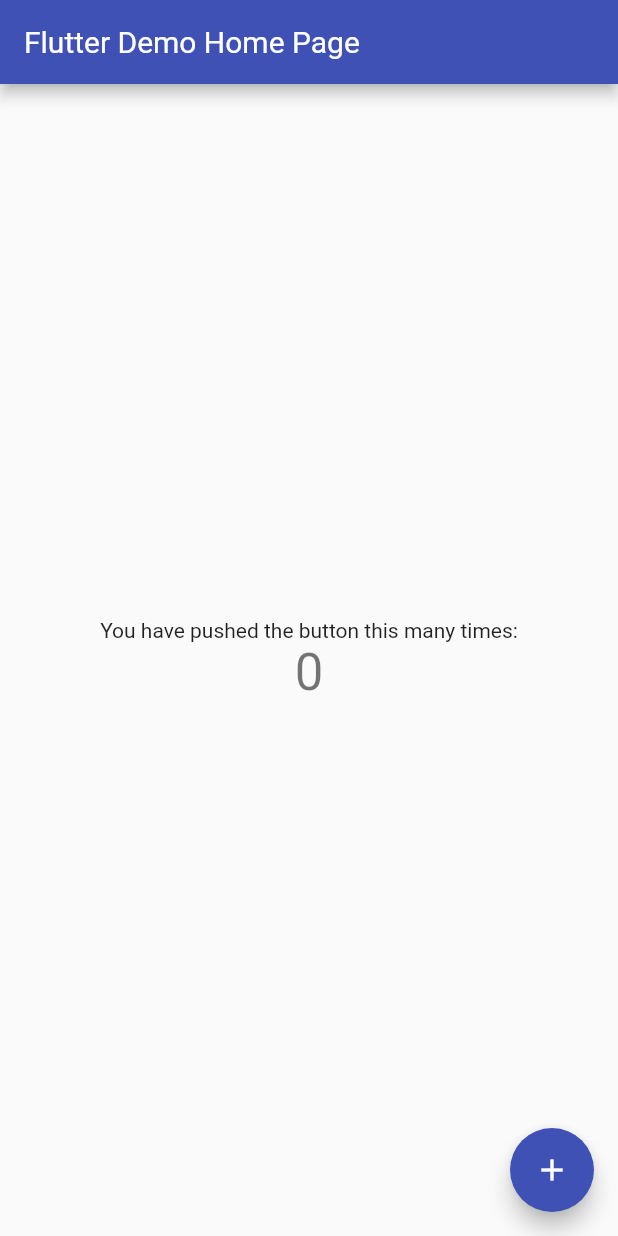
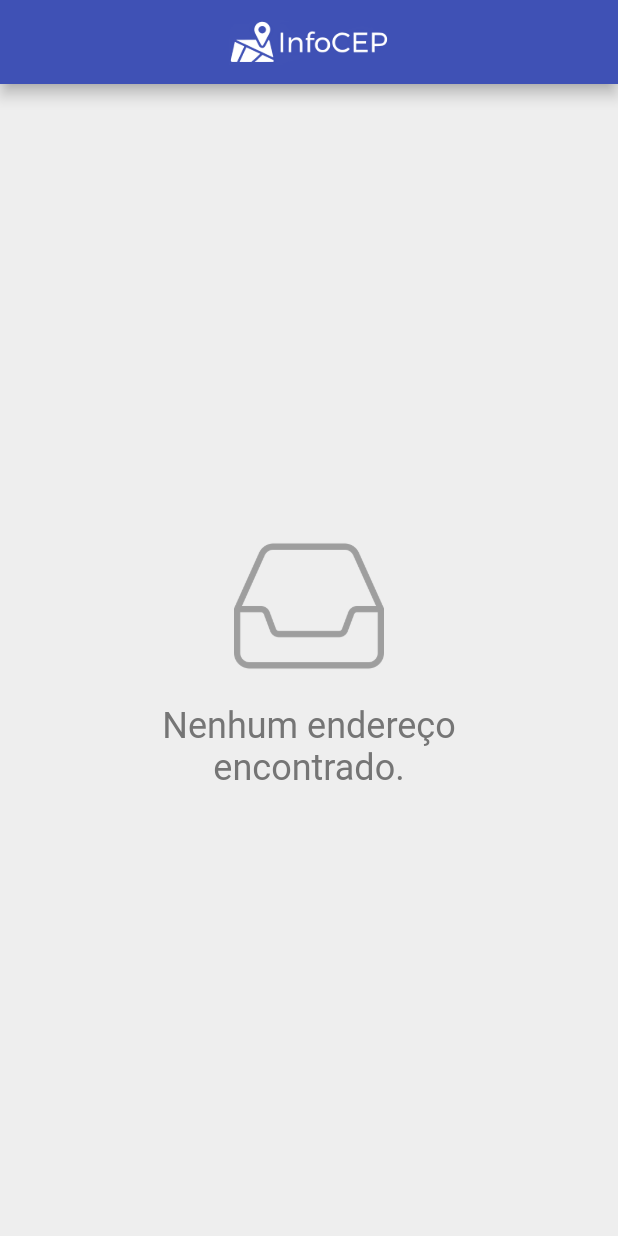
Before and after one commit to DCubix/infocep, a Flutter app: the screen it shows after launch, on a phone screen of 412 x 824 dp. Run offline on Flutter 3.47's test engine with Material 2 defaults, Android fonts, the phone set to English and light mode, and no system bars; our stand-ins replace flutter_spinkit, get, sembast.

Commit message:
:construction: WIP pag. inicial

```diff
--- a/lib/main.dart
+++ b/lib/main.dart
@@ -1,4 +1,7 @@
 import 'package:flutter/material.dart';
+import 'package:get/get.dart';
+import 'package:infocep/pages/home.dart';
+import 'package:infocep/storage/dao.dart';
 import 'package:infocep/theme.dart';
 
 void main() {
@@ -10,57 +13,16 @@
 
   @override
   Widget build(BuildContext context) {
-    return MaterialApp(
+    return GetMaterialApp(
       title: 'Flutter Demo',
       theme: appTheme,
-      home: const MyHomePage(title: 'Flutter Demo Home Page'),
+      builder: (context, child) {
+        // Instancia dos Stores de dados internos.
+        Get.put(DAO('enderecos'), tag: 'enderecos');
+
+        return child!;
+      },
+      home: const HomePage(),
     );
   }
 }
-
-class MyHomePage extends StatefulWidget {
-  const MyHomePage({super.key, required this.title});
-
-  final String title;
-
-  @override
-  State<MyHomePage> createState() => _MyHomePageState();
-}
-
-class _MyHomePageState extends State<MyHomePage> {
-  int _counter = 0;
-
-  void _incrementCounter() {
-    setState(() {
-      _counter++;
-    });
-  }
-
-  @override
-  Widget build(BuildContext context) {
-    return Scaffold(
-      appBar: AppBar(
-        title: Text(widget.title),
-      ),
-      body: Center(
-        child: Column(
-          mainAxisAlignment: MainAxisAlignment.center,
-          children: <Widget>[
-            const Text(
-              'You have pushed the button this many times:',
-            ),
-            Text(
-              '$_counter',
-              style: Theme.of(context).textTheme.headline4,
-            ),
-          ],
-        ),
-      ),
-      floatingActionButton: FloatingActionButton(
-        onPressed: _incrementCounter,
-        tooltip: 'Increment',
-        child: const Icon(Icons.add),
-      ),
-    );
-  }
-}
--- /dev/null
+++ b/lib/models/endereco.dart
@@ -0,0 +1,68 @@
+import 'package:infocep/utils.dart';
+
+class Endereco {
+
+  String cep, estado, cidade, bairro, rua;
+  double latitude, longitude;
+  DateTime dataRegistro;
+  final bool possuiCoordenadas;
+
+  Endereco({
+    required this.cep,
+    required this.estado,
+    required this.cidade,
+    required this.bairro,
+    required this.rua,
+    required this.latitude,
+    required this.longitude,
+    required this.dataRegistro,
+    this.possuiCoordenadas = true
+  });
+
+  factory Endereco.fromAPI(JSON ob) {
+    final possuiCoordenadas = ((ob['location'] as JSON)['coordinates'] as JSON).containsKey('latitude');
+    final obj = Endereco(
+      cep: ob['cep'],
+      estado: ob['state'],
+      cidade: ob['city'],
+      bairro: ob['neighborhood'],
+      rua: ob['street'],
+      latitude: 0,
+      longitude: 0,
+      possuiCoordenadas: possuiCoordenadas,
+      dataRegistro: DateTime.now(),
+    );
+
+    if (possuiCoordenadas) {
+      obj.latitude = ob['location']['coordinates']['latitude'];
+      obj.longitude = ob['location']['coordinates']['longitude'];
+    }
+
+    return obj;
+  }
+
+  factory Endereco.fromInternal(JSON ob) => Endereco(
+    cep: ob['cep'],
+    estado: ob['estado'],
+    cidade: ob['cidade'],
+    bairro: ob['bairro'],
+    rua: ob['rua'],
+    latitude: ob['latitude'],
+    longitude: ob['longitude'],
+    possuiCoordenadas: ob['possuiCoordenadas'],
+    dataRegistro: ob['dataRegistro'],
+  );
+
+  toInternal() => {
+    'cep': cep,
+    'estado': estado,
+    'cidade': cidade,
+    'bairro': bairro,
+    'rua': rua,
+    'latitude': latitude,
+    'longitude': longitude,
+    'possuiCoordenadas': possuiCoordenadas,
+    'dataRegistro': dataRegistro
+  };
+
+}
--- /dev/null
+++ b/lib/pages/home.dart
@@ -0,0 +1,79 @@
+import 'package:flutter/material.dart';
+import 'package:get/get.dart';
+import 'package:infocep/models/endereco.dart';
+import 'package:infocep/storage/dao.dart';
+import 'package:infocep/widgets/app_title.dart';
+import 'package:infocep/widgets/empty.dart';
+import 'package:infocep/widgets/loading.dart';
+import 'package:sembast/sembast.dart';
+
+const perPageCount = 20;
+
+class HomePage extends StatefulWidget {
+  const HomePage({super.key});
+
+  @override
+  State<HomePage> createState() => _HomePageState();
+}
+
+class _HomePageState extends State<HomePage> {
+
+  final TextEditingController _buscaCtrl = TextEditingController();
+
+  int _start = 0;
+
+  Future<List<Endereco>> _listarSalvos(String busca, int start) async {
+    final dao = Get.find<DAO>(tag: 'enderecos');
+
+    final regexp = RegExp(busca, caseSensitive: false);
+    final filter = busca.trim().isNotEmpty ?
+      Filter.or([
+        Filter.matchesRegExp('cep', regexp),
+        Filter.matchesRegExp('estado', regexp),
+        Filter.matchesRegExp('cidade', regexp),
+        Filter.matchesRegExp('bairro', regexp),
+        Filter.matchesRegExp('rua', regexp),
+      ])
+      : null;
+
+    final list = await dao.query(
+      finder: Finder(filter: filter, offset: start, limit: 20, sortOrders: [ SortOrder('dataRegistro', false) ])
+    );
+
+    if (list.isEmpty) {
+      return [];
+    }
+
+    return list.map((e) => Endereco.fromInternal(e)).toList();
+  }
+
+  @override
+  Widget build(BuildContext context) {
+    return Scaffold(
+      appBar: AppBar(
+        title: const AppTitle(),
+      ),
+      backgroundColor: Colors.grey[200],
+      body: FutureBuilder<List<Endereco>>(
+        future: _listarSalvos(_buscaCtrl.text, _start),
+        builder: (_, snap) {
+          if (snap.connectionState != ConnectionState.done) {
+            return const Loading();
+          }
+
+          final data = snap.data ?? [];
+          if (data.isEmpty) {
+            return const Empty(
+              state: EmptyState.empty,
+              message: 'Nenhum endereço encontrado.',
+            );
+          }
+
+          return ListView(
+            padding: const EdgeInsets.all(12.0),
+          );
+        },
+      ),
+    );
+  }
+}
--- /dev/null
+++ b/lib/storage/storage.dart
@@ -0,0 +1,32 @@
+import 'dart:async';
+
+import 'package:path/path.dart' as path;
+
+import 'package:path_provider/path_provider.dart';
+import 'package:sembast/sembast.dart';
+import 'package:sembast/sembast_io.dart';
+
+class Storage {
+
+  static final Storage _instance = Storage._();
+  Storage._();
+  static Storage get instance => _instance;
+
+  Completer<Database>? _db;
+
+  Future<Database> get db async {
+    if (_db == null) {
+      _db = Completer<Database>();
+      _openDatabase();
+    }
+    return _db!.future;
+  }
+
+  _openDatabase() async {
+    final appDocumentDir = await getApplicationDocumentsDirectory();
+    final dbPath = path.join(appDocumentDir.path, 'data.db');
+    final database = await databaseFactoryIo.openDatabase(dbPath, version: 10, onVersionChanged: (db, oldVersion, newVersion) {});
+    _db!.complete(database);
+  }
+
+}
--- /dev/null
+++ b/lib/utils.dart
@@ -0,0 +1 @@
+typedef JSON = Map<String, dynamic>;
--- /dev/null
+++ b/lib/widgets/app_title.dart
@@ -0,0 +1,25 @@
+import 'package:flutter/material.dart';
+
+class AppTitle extends StatelessWidget {
+  const AppTitle({ this.title, super.key});
+
+  final String? title;
+
+  @override
+  Widget build(BuildContext context) {
+    return Row(
+      mainAxisAlignment: MainAxisAlignment.center,
+      children: [
+        Image.asset('assets/logo.png', height: 30.0),
+
+        if (title != null) ...[
+          const Padding(
+            padding: EdgeInsets.symmetric(horizontal: 10.0),
+            child: Icon(Icons.circle, size: 8.0),
+          ),
+          Text(title!)
+        ],
+      ],
+    );
+  }
+}
--- /dev/null
+++ b/lib/widgets/empty.dart
@@ -0,0 +1,40 @@
+import 'package:flutter/material.dart';
+
+enum EmptyState {
+  empty,
+  error
+}
+
+const _emptyStateImages = {
+  EmptyState.empty: 'assets/empty.png',
+  EmptyState.error: 'assets/warning.png'
+};
+
+class Empty extends StatelessWidget {
+  const Empty({ required this.state, required this.message, super.key});
+
+  final EmptyState state;
+  final String message;
+
+  @override
+  Widget build(BuildContext context) {
+    final textStyle = TextStyle(
+      fontSize: 24.0,
+      fontWeight: FontWeight.w400,
+      color: Colors.grey[600],
+    );
+    return Center(
+      child: SizedBox(
+        width: 250.0,
+        child: Column(
+          mainAxisSize: MainAxisSize.min,
+          children: [
+            Image.asset(_emptyStateImages[state]!, width: 100.0, color: Colors.grey[500],),
+            const SizedBox(height: 16.0,),
+            Text(message, style: textStyle, textAlign: TextAlign.center),
+          ],
+        ),
+      ),
+    );
+  }
+}
```
Also changed, not shown: lib/storage/dao.dart (added, +52 -0 lines), lib/widgets/loading.dart (added, +17 -0 lines), pubspec.yaml (+6 -1 lines), assets/empty.png (added), assets/icon.png (added), assets/map.png (added), assets/warning.png (added), pubspec.lock.
